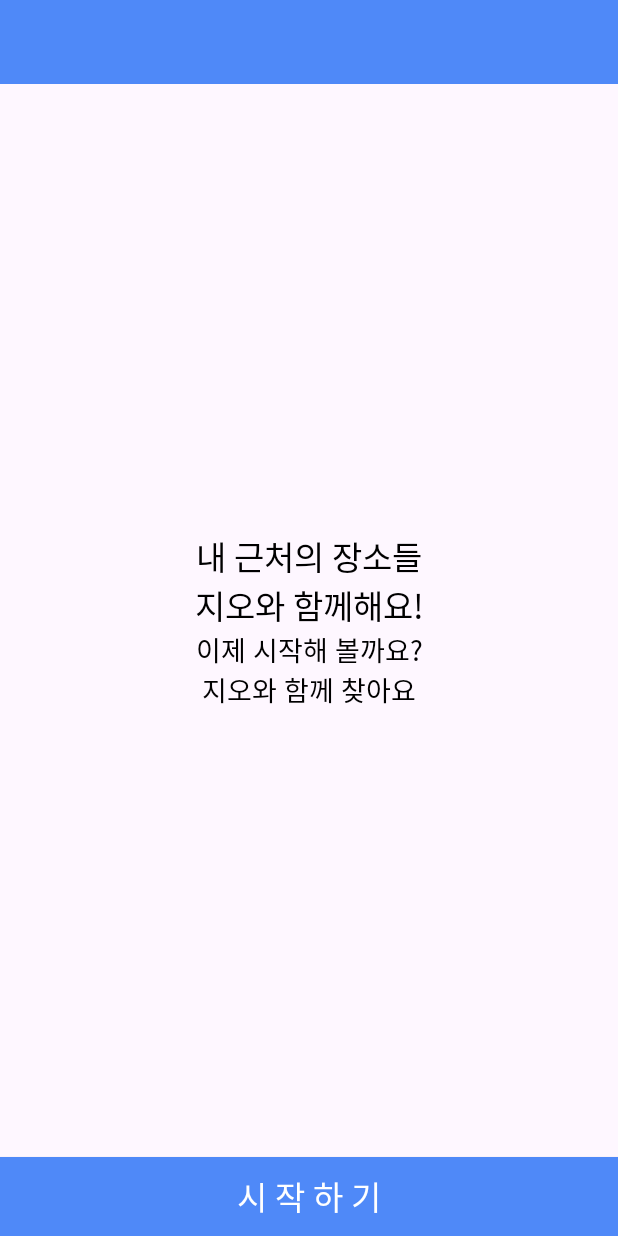
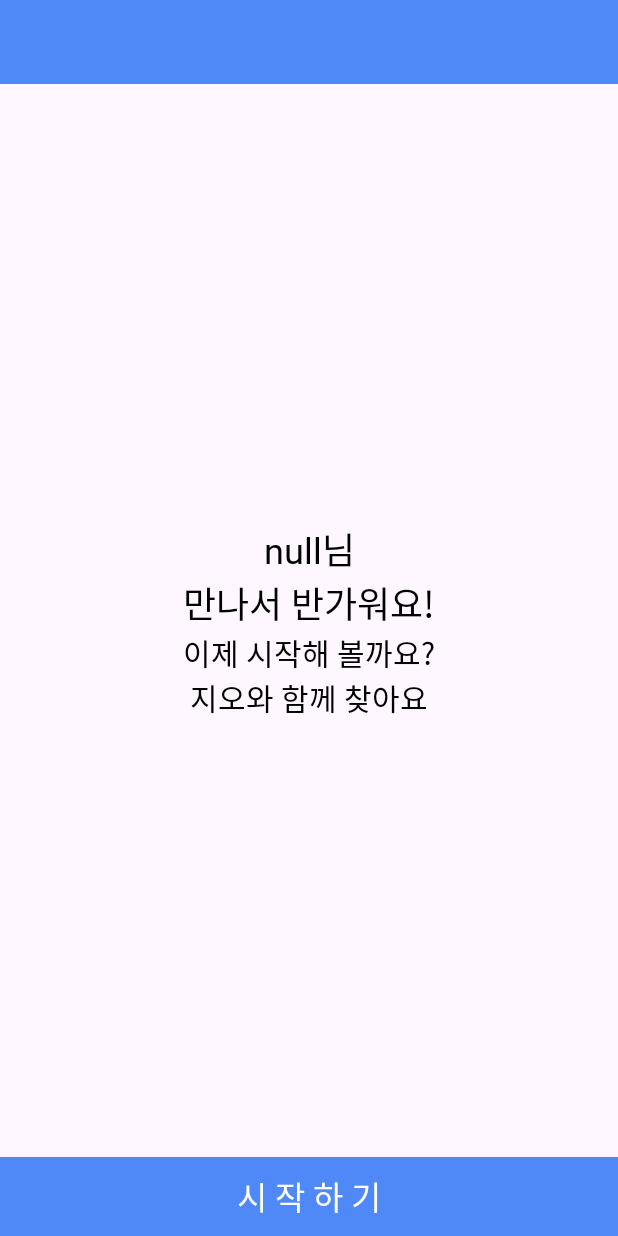
Before and after one commit to UiHyeon-Kim/CapstoneDesign_GEO, an Android app: the UserRegComplete screen opened directly, with no data from a screen before it, on a phone screen of 412 x 824 dp. Run offline under Robolectric (Android 15) with nearby library versions, the light colour scheme and no system bars.

Commit message:
240813_2139 주석주석 삭제

```diff
--- a/app/src/main/java/com/example/capstonedesign_geo/ui/MainActivity.java
+++ b/app/src/main/java/com/example/capstonedesign_geo/ui/MainActivity.java
@@ -37,13 +37,10 @@ public class MainActivity extends AppCompatActivity {
             return insets; // UI 요소가 시스템 UI에 가려지지 않게 함
         });
 
-
         //네이버지도 fragment 인스턴스 적용
         NaverFragment naverFragment = new NaverFragment();
         getSupportFragmentManager().beginTransaction()
                 .add(R.id.fragment_zone, naverFragment).commit();
-
-
 
         //mainmenu bottomsheet
         menubutton = findViewById(R.id.menubutton);
@@ -55,8 +52,6 @@ public class MainActivity extends AppCompatActivity {
                 bottomsheet.show(getSupportFragmentManager(), bottomsheet.getTag());
             }
         });
-
-        //주석주석
 
         // *********** 메인 액티비티 보고싶으면 아래 if문만 주석 처리 할 것 ************
         /*if (isUserPreferencesComplete()) {  // 사용자 선호조 조사가 완료된 경우
--- a/app/src/main/java/com/example/capstonedesign_geo/ui/UserRegComplete.java
+++ b/app/src/main/java/com/example/capstonedesign_geo/ui/UserRegComplete.java
@@ -5,6 +5,7 @@ import android.content.Intent;
 import android.content.SharedPreferences;
 import android.os.Bundle;
 import android.widget.Button;
+import android.widget.TextView;
 
 import androidx.annotation.Nullable;
 import androidx.appcompat.app.AppCompatActivity;
@@ -18,8 +19,10 @@ import com.example.capstonedesign_geo.utility.StatusBarKt;
 public class UserRegComplete extends AppCompatActivity {
 
     private Button btnComplete;
+    private TextView greeting;
     private UserRepository userRepository;
     private UserInfoTemp userInfoTemp;
+    private String nickname;
 
     @Override
     protected void onCreate(@Nullable Bundle savedInstanceState) {
@@ -28,8 +31,12 @@ public class UserRegComplete extends AppCompatActivity {
         StatusBarKt.setStatusBarColor(this, getResources().getColor(R.color.mainblue));
 
         btnComplete = findViewById(R.id.btnComplete);
+        greeting = findViewById(R.id.tvGreeting);
         userRepository = new UserRepository(this);
         userInfoTemp = getIntent().getParcelableExtra("userInfoTemp");
+
+        getNickname();
+        greeting.setText(nickname + getString(R.string.RegisterComplete1));
 
         btnComplete.setOnClickListener(view -> {
             UserInfo userInfo = new UserInfo(
@@ -64,4 +71,9 @@ public class UserRegComplete extends AppCompatActivity {
 
         UserInfo userInfo = new UserInfo(userId, androidId, nickname, userType, age, location,  favoriteTags);
     }
+
+    private void getNickname() {
+        SharedPreferences sharedPreferences = getSharedPreferences("UserPreferences", Context.MODE_PRIVATE);
+        nickname = sharedPreferences.getString("nickname", null);
+    }
 }
--- a/app/src/main/res/layout/spinner_inner_view.xml
+++ b/app/src/main/res/layout/spinner_inner_view.xml
@@ -5,7 +5,7 @@
     android:orientation="vertical"
     android:padding="16dp">
 
-    <!-- 클릭 시 나타나는 스피너 내부 텍스틑 뷰 -->
+    <!-- 클릭 시 나타나는 스피너 내부 텍스트 뷰 -->
     <TextView
         android:id="@+id/spinner_text"
         android:layout_width="wrap_content"
--- a/app/src/main/res/layout/user_reg_complete.xml
+++ b/app/src/main/res/layout/user_reg_complete.xml
@@ -18,26 +18,26 @@
         android:layout_height="wrap_content"
         android:fontFamily="@font/notosans"
         android:includeFontPadding="false"
-        android:text="@string/RegisterComplete"
+        android:text="@string/RegisterComplete2"
         android:textAlignment="center"
         android:textColor="#000000"
-        android:textSize="18sp"
+        android:textSize="20sp"
         app:layout_constraintBottom_toTopOf="@+id/btnComplete"
         app:layout_constraintEnd_toEndOf="parent"
         app:layout_constraintHorizontal_bias="0.5"
         app:layout_constraintStart_toStartOf="parent"
-        app:layout_constraintTop_toBottomOf="@+id/textView8" />
+        app:layout_constraintTop_toBottomOf="@+id/tvGreeting" />
 
     <TextView
-        android:id="@+id/textView8"
+        android:id="@+id/tvGreeting"
         android:layout_width="wrap_content"
         android:layout_height="wrap_content"
         android:fontFamily="@font/notosans_black"
         android:includeFontPadding="false"
-        android:text="@string/Greetings"
+        android:text="@string/RegisterComplete1"
         android:textAlignment="center"
         android:textColor="#000000"
-        android:textSize="22sp"
+        android:textSize="24sp"
         app:layout_constraintBottom_toTopOf="@+id/textView7"
         app:layout_constraintEnd_toEndOf="parent"
         app:layout_constraintHorizontal_bias="0.5"
--- a/app/src/main/res/layout/user_reg_favorite.xml
+++ b/app/src/main/res/layout/user_reg_favorite.xml
@@ -76,9 +76,7 @@
             android:id="@+id/chip1"
             android:layout_width="wrap_content"
             android:layout_height="wrap_content"
-            android:text="음식점"
-            android:fontFamily="@font/notosans"
-            android:includeFontPadding="false"/>
+            android:text="음식점"/>
 
         <com.google.android.material.chip.Chip
             style="@style/ChipStyles"
--- a/app/src/main/res/layout/user_reg_location.xml
+++ b/app/src/main/res/layout/user_reg_location.xml
@@ -45,7 +45,7 @@
         android:layout_marginRight="16dp"
         android:fontFamily="@font/notosans_bold"
         android:includeFontPadding="false"
-        android:text="거주지를 선택해 주세요!"
+        android:text="거주지역 선택해 주세요!"
         android:textColor="#000000"
         android:textSize="22sp" />
 
@@ -59,7 +59,7 @@
         android:layout_marginRight="16dp"
         android:fontFamily="@font/notosans"
         android:includeFontPadding="false"
-        android:text="거주지 주위 장소를 추천해줘요."
+        android:text="주변 장소를 추천해줘요."
         android:textColor="#000000"
         android:textSize="18sp" />
 
--- a/app/src/main/res/layout/user_reg_nickname.xml
+++ b/app/src/main/res/layout/user_reg_nickname.xml
@@ -61,7 +61,7 @@
         android:layout_marginRight="16dp"
         android:fontFamily="@font/notosans"
         android:includeFontPadding="false"
-        android:text="두 자리 이상 입력해주세요."
+        android:text="두 자리 이상 적어주세요."
         android:textColor="#000000"
         android:textSize="18sp" />
 
--- a/app/src/main/res/layout/user_registration.xml
+++ b/app/src/main/res/layout/user_registration.xml
@@ -39,10 +39,10 @@
         android:layout_height="wrap_content"
         android:fontFamily="@font/notosans_black"
         android:includeFontPadding="false"
-        android:text="지오와 함께 찾아요"
+        android:text="지오와 함께 찾아요!"
         android:textAlignment="center"
         android:textColor="#000000"
-        android:textSize="22sp"
+        android:textSize="24sp"
         app:layout_constraintEnd_toEndOf="parent"
         app:layout_constraintHorizontal_bias="0.5"
         app:layout_constraintStart_toStartOf="parent"
--- a/app/src/main/res/values/strings.xml
+++ b/app/src/main/res/values/strings.xml
@@ -1,7 +1,8 @@
 <resources>
     <string name="app_name">지오</string>
-    <string name="Greetings">내 근처의 장소들\n지오와 함께해요!</string>
-    <string name="RegisterComplete">이제 시작해 볼까요?\n지오와 함께 찾아요</string>
+    <string name="Greetings">내 근처의 장소들\n지오가 함께해요!</string>
+    <string name="RegisterComplete1">님\n만나서 반가워요!</string>"
+    <string name="RegisterComplete2">이제 시작해 볼까요?\n지오와 함께 찾아요</string>
     <string name="btnComplete">시 작 하 기</string>
     <string name="yearSelect">태어난 연도를 선택해주세요</string>
     <string name="locationSelect">거주지를 선택해주세요</string>
```
Also changed, not shown: app/src/main/java/com/example/capstonedesign_geo/ui/SplashActivity.java (+4 -3 lines), app/src/main/java/com/example/capstonedesign_geo/ui/UserRegFavorite.java (+13 -1 lines), app/src/main/java/com/example/capstonedesign_geo/ui/UserRegNickname.java (+15 -1 lines).
